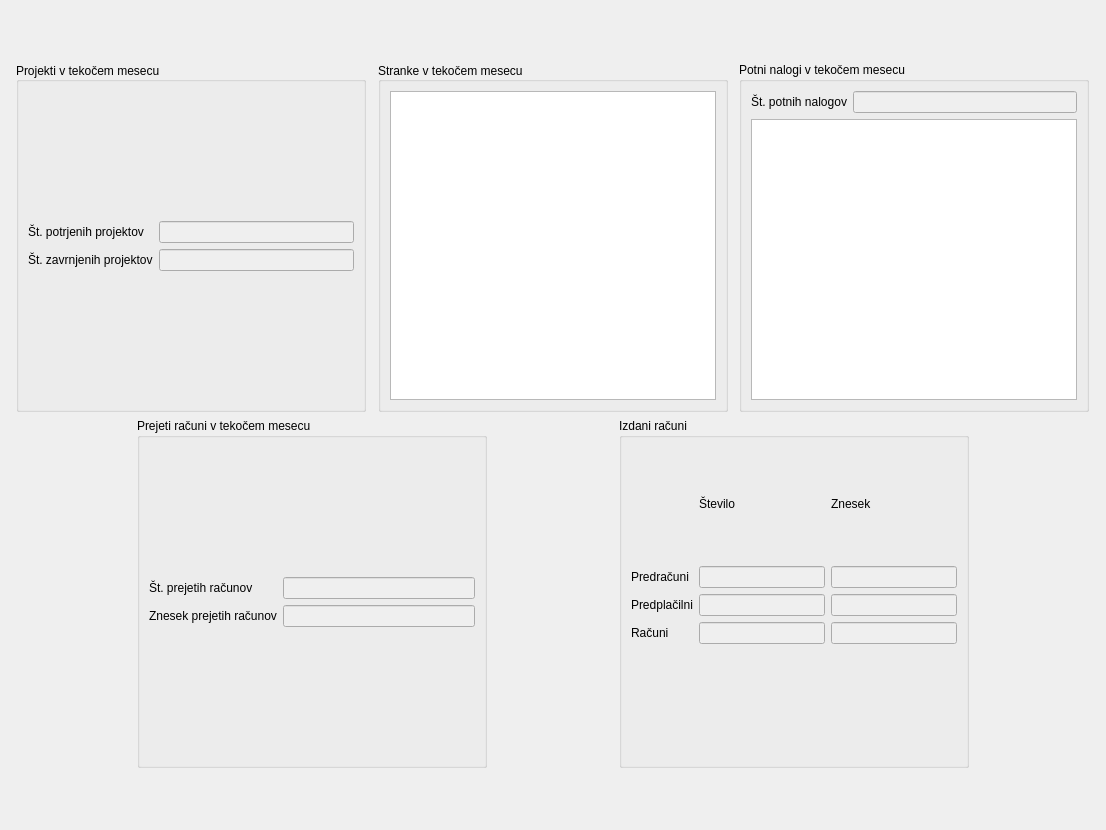
This is wid_osnovni_pogled.ui in bubi-luka/BubiRacun as Qt 5 draws it before an edit. The edited form follows.
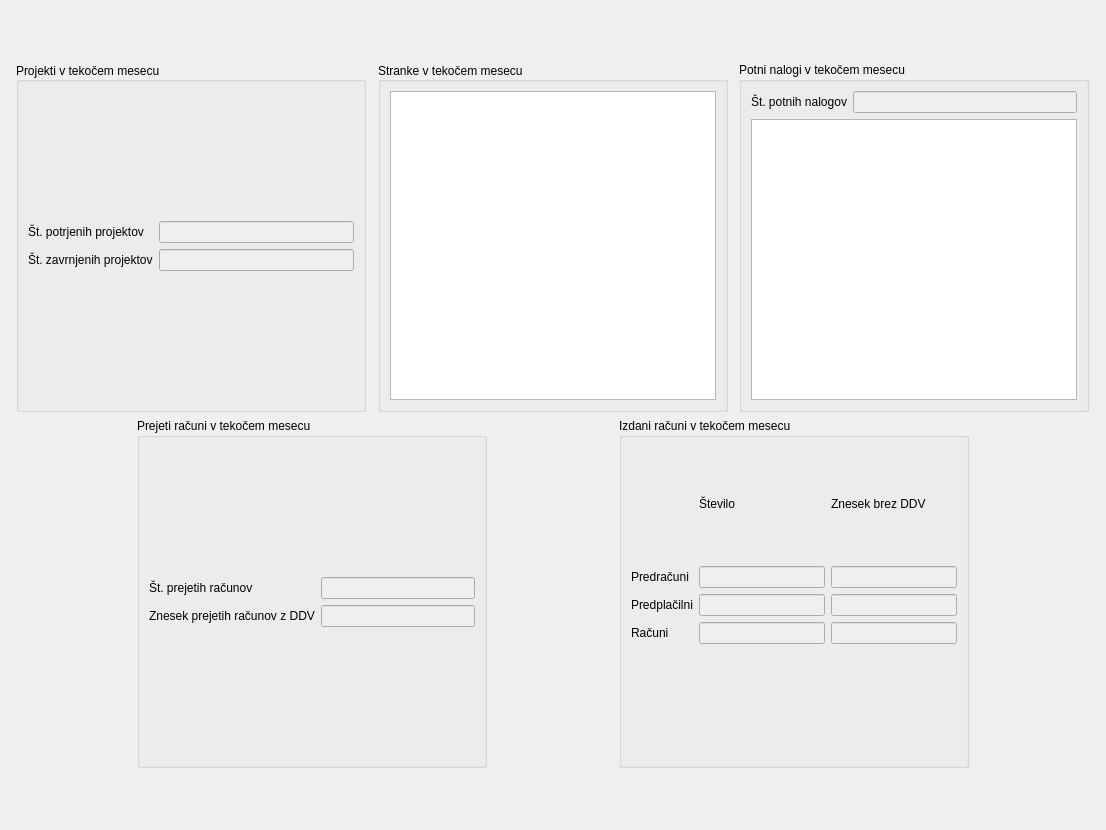
This is the edited form.

Commit message:
MANJŠI POPRAVKI UI
Popravek velikosti okna, boljši zapis kaj ima DDV in kaj je brez.

```diff
--- a/wid_osnovni_pogled.ui
+++ b/wid_osnovni_pogled.ui
@@ -322,7 +322,7 @@
           <item row="2" column="0">
            <widget class="QLabel" name="label_5">
             <property name="text">
-             <string>Znesek prejetih računov</string>
+             <string>Znesek prejetih računov z DDV</string>
             </property>
            </widget>
           </item>
@@ -399,7 +399,7 @@
         </size>
        </property>
        <property name="title">
-        <string>Izdani računi</string>
+        <string>Izdani računi v tekočem mesecu</string>
        </property>
        <layout class="QVBoxLayout" name="verticalLayout_5">
         <item>
@@ -454,7 +454,7 @@
           <item row="0" column="2">
            <widget class="QLabel" name="label_10">
             <property name="text">
-             <string>Znesek</string>
+             <string>Znesek brez DDV</string>
             </property>
            </widget>
           </item>
```
The commit also changes 1 other file.
